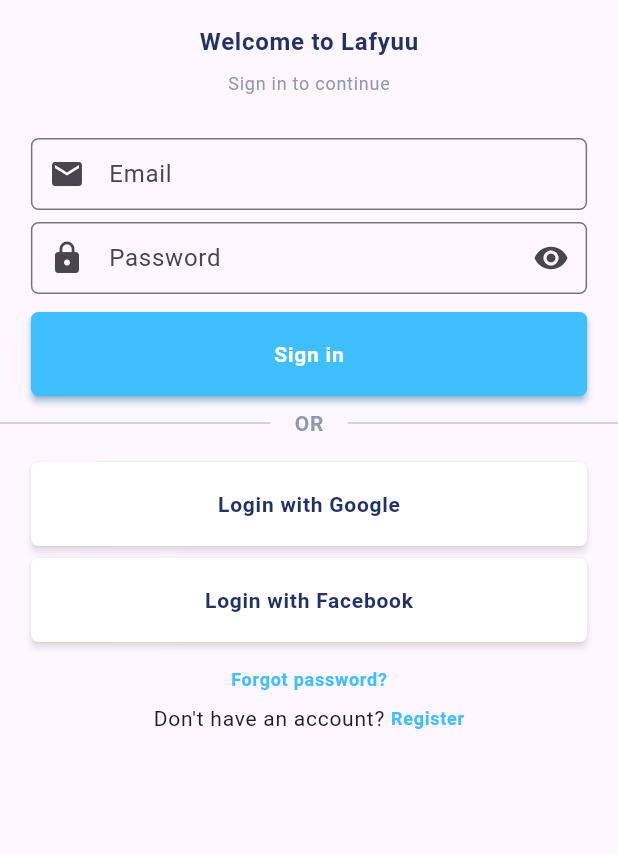
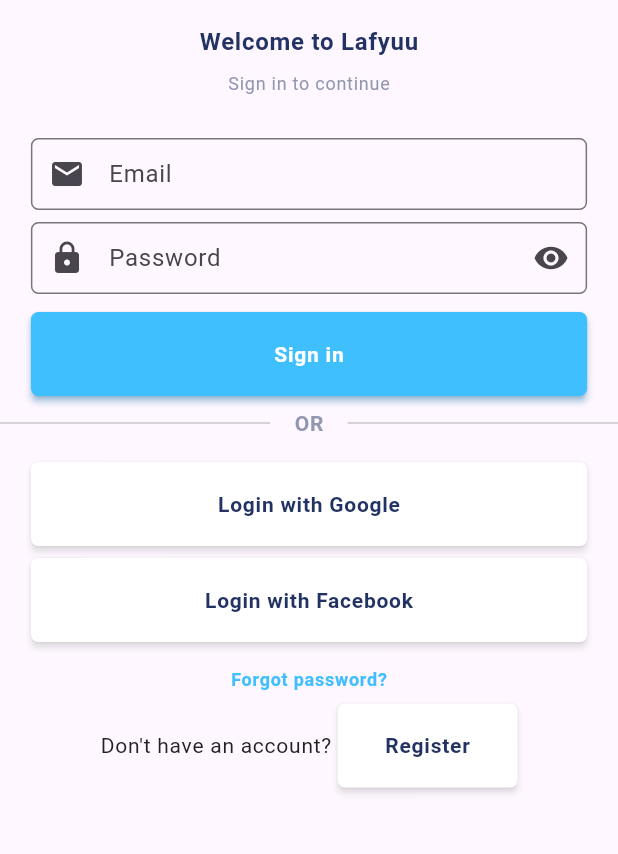
Before and after one commit to Amirelo/ClothesShop_App, a Flutter app: the screen it shows after launch, on a phone screen of 412 x 824 dp, the part 258-1112 px from its top. Run offline on Flutter 3.47's test engine with Material 3 defaults, Android fonts, the phone set to English and light mode, and no system bars.

Commit message:
Change custom_button styles

```diff
--- a/lib/src/screens/auth/sign_in_screen.dart
+++ b/lib/src/screens/auth/sign_in_screen.dart
@@ -1,4 +1,5 @@
 import 'package:clothes_shop/src/colors/theme_default.dart';
+import 'package:clothes_shop/src/screens/auth/register_screen.dart';
 import 'package:clothes_shop/src/screens/main/home_screen.dart';
 import 'package:clothes_shop/src/widgets/custom_button.dart';
 import 'package:clothes_shop/src/widgets/custom_input.dart';
@@ -14,6 +15,11 @@ class SignInScreen extends StatelessWidget {
     void onSignInPressed() {
       Navigator.push(
           context, MaterialPageRoute(builder: (context) => const HomeScreen()));
+    }
+
+    void onRegisterPressed() {
+      Navigator.push(context,
+          MaterialPageRoute(builder: (context) => const RegisterScreen()));
     }
 
     return Scaffold(
@@ -89,13 +95,13 @@ class SignInScreen extends StatelessWidget {
           ),
           Row(
             mainAxisAlignment: MainAxisAlignment.center,
+            mainAxisSize: MainAxisSize.min,
             children: [
               const CustomText(text: "Don't have an account? "),
-              CustomText(
+              CustomButton(
                 text: 'Register',
-                textColor: ThemeDefault().primaryColor,
-                fontWeight: FontWeight.bold,
-                fontSize: 12,
+                onPressed: onRegisterPressed,
+                width: 120,
               )
             ],
           ),
--- a/lib/src/screens/main/explore_screen.dart
+++ b/lib/src/screens/main/explore_screen.dart
@@ -5,7 +5,7 @@ class ExploreScore extends StatelessWidget {
 
   @override
   Widget build(BuildContext context) {
-    return Scaffold(
+    return const Scaffold(
       body: (Column(
         children: [
           TextField(decoration: InputDecoration(labelText: "Search")),
--- a/lib/src/widgets/custom_button.dart
+++ b/lib/src/widgets/custom_button.dart
@@ -34,20 +34,19 @@ class CustomButton extends StatelessWidget {
           left: marginHorizontal,
           right: marginHorizontal),
       child: SizedBox(
-        width: MediaQuery.of(context).size.width * 0.9,
+        width: width != double.infinity
+            ? width
+            : MediaQuery.of(context).size.width * 0.9,
         height: 56,
         child: FractionallySizedBox(
           child: (ElevatedButton(
               onPressed: onPressed,
-              style: ButtonStyle(
-                  backgroundColor:
-                      MaterialStateProperty.all<Color>(backgroundColor),
-                  shadowColor: MaterialStateProperty.all(backgroundColor),
-                  elevation: MaterialStateProperty.all(2),
-                  shape: MaterialStateProperty.all<RoundedRectangleBorder>(
-                    RoundedRectangleBorder(
-                        borderRadius: BorderRadius.circular(borderRadius)),
-                  )),
+              style: ElevatedButton.styleFrom(
+                  backgroundColor: backgroundColor,
+                  shadowColor: backgroundColor,
+                  elevation: 2,
+                  shape: RoundedRectangleBorder(
+                      borderRadius: BorderRadius.circular(borderRadius))),
               child: CustomText(
                 text: text,
                 marginBottom: 0,
```
Also changed, not shown: lib/src/screens/auth/register_screen.dart (+10 -3 lines).
